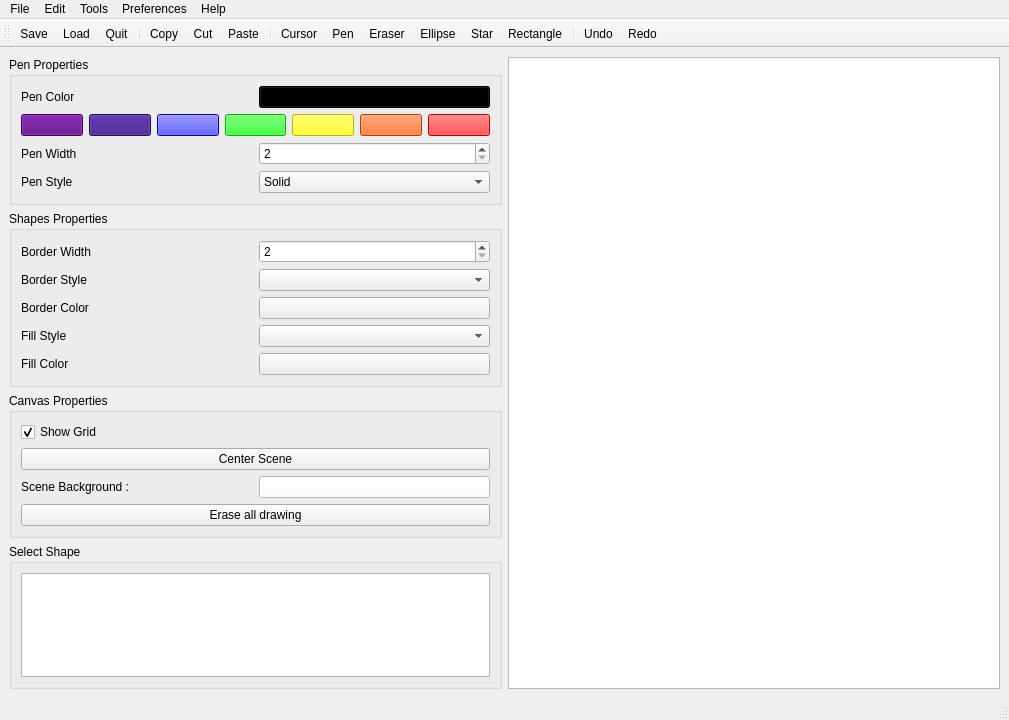
Above: mainwindow.ui from BlueMasterDev/ProjectPainterApp before the change. Below: the same form after it.
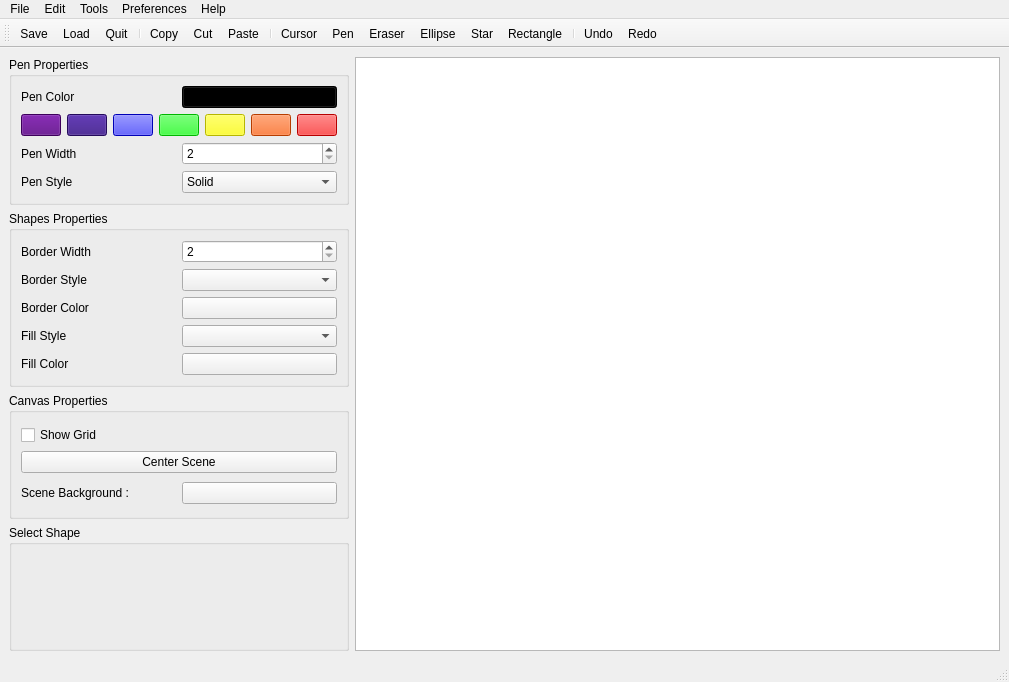
That is the form after the change. Icons and pictures are not drawn. Custom widgets are drawn as their Qt base class.

```diff
--- a/mainwindow.ui
+++ b/mainwindow.ui
@@ -7,7 +7,7 @@
     <x>0</x>
     <y>0</y>
     <width>1009</width>
-    <height>720</height>
+    <height>682</height>
    </rect>
   </property>
   <property name="windowTitle">
@@ -334,9 +334,6 @@
                <property name="text">
                 <string>Show Grid</string>
                </property>
-               <property name="checked">
-                <bool>true</bool>
-               </property>
               </widget>
              </item>
              <item>
@@ -359,9 +356,6 @@
              </item>
              <item>
               <widget class="QPushButton" name="sceneBackgroundButton">
-               <property name="styleSheet">
-                <string notr="true">background-color: rgb(255, 255, 255);</string>
-               </property>
                <property name="text">
                 <string/>
                </property>
@@ -369,13 +363,6 @@
              </item>
             </layout>
            </item>
-           <item>
-            <widget class="QPushButton" name="eraseDrawingButton">
-             <property name="text">
-              <string>Erase all drawing</string>
-             </property>
-            </widget>
-           </item>
           </layout>
          </widget>
         </item>
@@ -386,15 +373,42 @@
           </property>
           <layout class="QHBoxLayout" name="horizontalLayout_11">
            <item>
-            <widget class="QListWidget" name="listWidgetShapeItems">
-             <property name="dragEnabled">
-              <bool>true</bool>
+            <widget class="QLabel" name="filledEllipseLabel">
+             <property name="styleSheet">
+              <string notr="true">image: url(:/images/images/ellipse.png);</string>
              </property>
-             <property name="dragDropMode">
-              <enum>QAbstractItemView::DragOnly</enum>
+             <property name="text">
+              <string/>
              </property>
-             <property name="defaultDropAction">
-              <enum>Qt::CopyAction</enum>
+            </widget>
+           </item>
+           <item>
+            <widget class="QLabel" name="qtQuickLabel">
+             <property name="styleSheet">
+              <string notr="true">image: url(:/images/images/quick.png);</string>
+             </property>
+             <property name="text">
+              <string/>
+             </property>
+            </widget>
+           </item>
+           <item>
+            <widget class="QLabel" name="filledRectangleLabel">
+             <property name="styleSheet">
+              <string notr="true">image: url(:/images/images/rectangle.png);</string>
+             </property>
+             <property name="text">
+              <string/>
+             </property>
+            </widget>
+           </item>
+           <item>
+            <widget class="QLabel" name="filledStarLabel">
+             <property name="styleSheet">
+              <string notr="true">image: url(:/images/images/star.png);</string>
+             </property>
+             <property name="text">
+              <string/>
              </property>
             </widget>
            </item>
@@ -404,7 +418,7 @@
        </layout>
       </item>
       <item>
-       <widget class="CustomGraphicsView" name="graphicsView"/>
+       <widget class="QGraphicsView" name="graphicsView"/>
       </item>
      </layout>
     </item>
@@ -646,13 +660,6 @@
    </property>
   </action>
  </widget>
- <customwidgets>
-  <customwidget>
-   <class>CustomGraphicsView</class>
-   <extends>QGraphicsView</extends>
-   <header location="global">customgraphicsview.h</header>
-  </customwidget>
- </customwidgets>
  <resources>
   <include location="resources.qrc"/>
  </resources>
```
